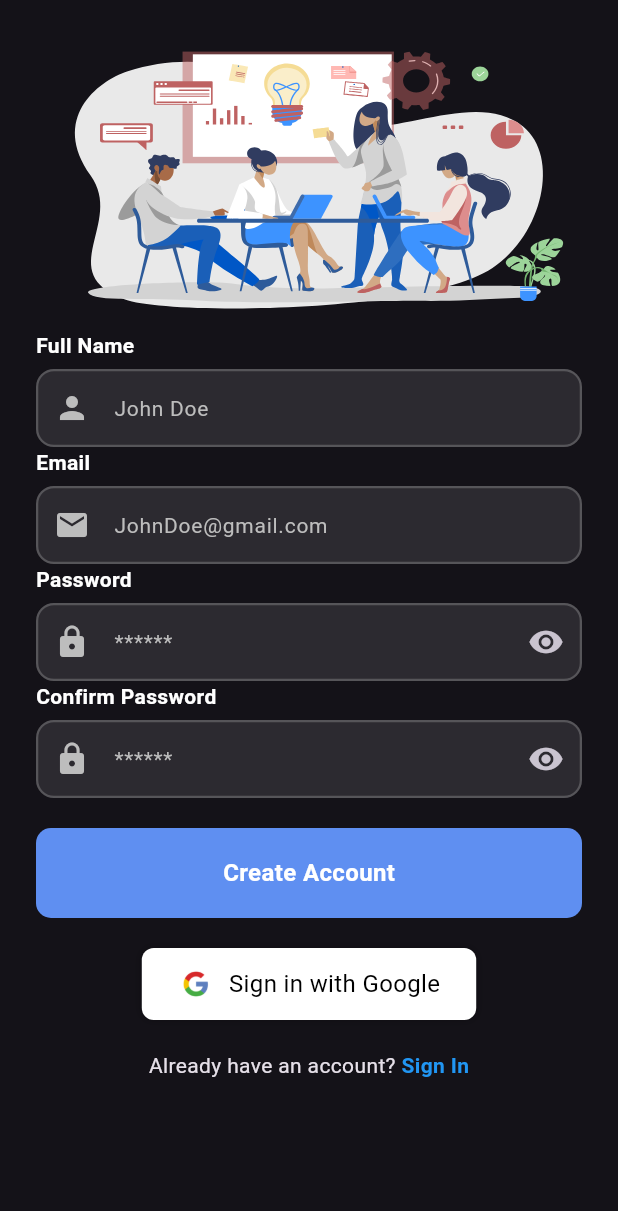
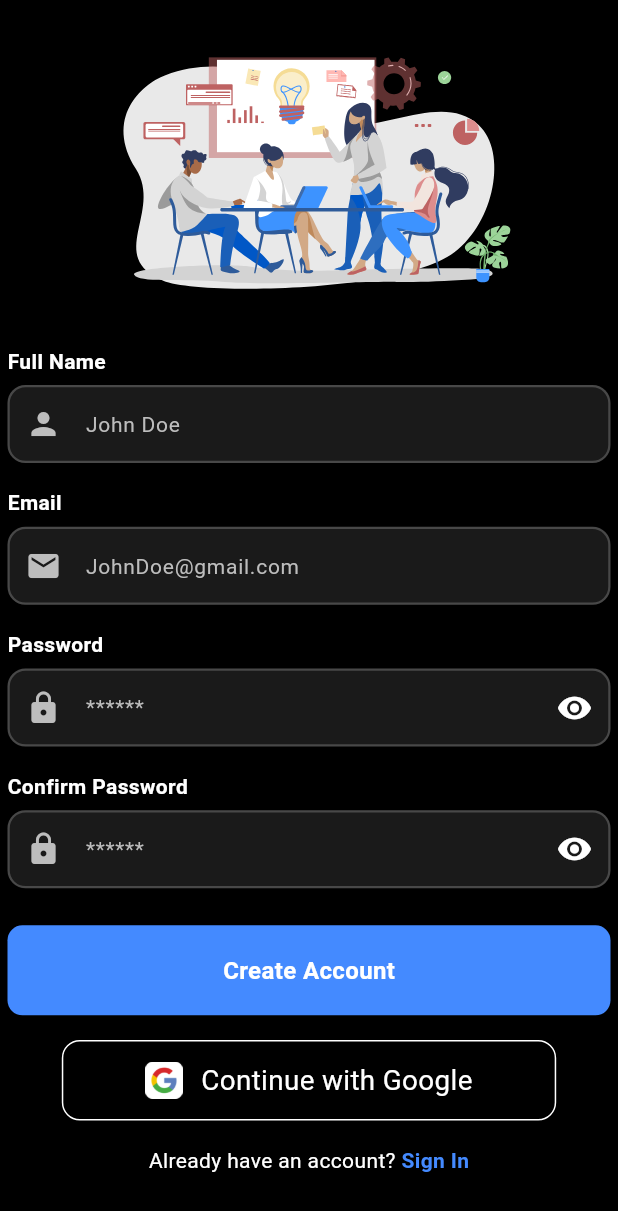
Before and after one commit to dhvani062000/Flutter, a Flutter app: the screen it shows after launch, after a tap on "Login", after a tap on "Sign up", on a phone screen of 412 x 824 dp. Shown: the top 1211 px of the screen. Run offline on Flutter 3.47's test engine with Material 3 defaults, Android fonts, the phone set to English and light mode, and no system bars; our stand-ins replace carousel_slider, firebase_auth, firebase_core, get, google_nav_bar, google_sign_in and 5 more; accounts and stored records are empty.

Commit message:
update signin_screen.dart & signup_screen.dart

```diff
--- a/lib/screen/auth/signin_screen.dart
+++ b/lib/screen/auth/signin_screen.dart
@@ -4,12 +4,12 @@ import 'package:get/get.dart';
 import 'package:google_sign_in/google_sign_in.dart';
 import 'package:lottie/lottie.dart';
 import 'package:shared_preferences/shared_preferences.dart';
+import 'package:task/constant/assets_constant.dart';
 import 'package:task/constant/color_constant.dart';
 import 'package:task/project_specific/bottom_navigation.dart';
 import 'package:task/project_specific/custom_button.dart';
 import 'package:task/project_specific/textformfiled.dart';
 import 'package:task/screen/auth/signup_screen.dart';
-import 'package:task/utils/auth_service.dart';
 
 class SigninScreen extends StatefulWidget {
   const SigninScreen({super.key});
@@ -22,43 +22,32 @@ class _SigninScreenState extends State<SigninScreen> {
   final _emailController = TextEditingController();
   final _passwordController = TextEditingController();
   final _formKey = GlobalKey<FormState>();
-  final AuthService _authService = AuthService();
   final FirebaseAuth _auth = FirebaseAuth.instance;
 
   bool _isLoading = false;
   bool _obscurePassword = true;
 
-  /// **Login with Email & Password**
   Future<void> _login() async {
     if (!_formKey.currentState!.validate()) return;
-
     setState(() => _isLoading = true);
-
     try {
-      User? user = await _authService.login(
-        _emailController.text.trim(),
-        _passwordController.text.trim(),
+      UserCredential userCredential = await _auth.signInWithEmailAndPassword(
+        email: _emailController.text.trim(),
+        password: _passwordController.text.trim(),
       );
 
-      if (user != null) {
       SharedPreferences prefs = await SharedPreferences.getInstance();
       await prefs.setBool("isLoggedIn", true);
-
       Get.offAll(() => const BottomNavigationBarExample());
-      } else {
-        _showErrorSnackbar("Invalid email or password");
-      }
     } on FirebaseAuthException catch (e) {
-      _showErrorSnackbar(_getFirebaseErrorMessage(e.code));
+      _showSnackbar(e.message ?? "Login failed");
     } finally {
       setState(() => _isLoading = false);
     }
   }
 
-  /// **Google Sign-In**
   Future<void> _signInWithGoogle() async {
     setState(() => _isLoading = true);
-
     try {
       final GoogleSignInAccount? googleUser = await GoogleSignIn().signIn();
       if (googleUser == null) {
@@ -72,57 +61,18 @@ class _SigninScreenState extends State<SigninScreen> {
         idToken: googleAuth.idToken,
       );
 
-      UserCredential userCredential = await _auth.signInWithCredential(credential);
-      if (userCredential.user != null) {
+      await _auth.signInWithCredential(credential);
       SharedPreferences prefs = await SharedPreferences.getInstance();
       await prefs.setBool("isLoggedIn", true);
       Get.offAll(() => const BottomNavigationBarExample());
-      }
     } catch (e) {
-      _showErrorSnackbar("Google Sign-In failed. Try again.");
+      _showSnackbar("Google Sign-In failed. Try again.");
     } finally {
       setState(() => _isLoading = false);
     }
   }
 
-  /// **Forgot Password?**
-  Future<void> _forgotPassword() async {
-    if (_emailController.text.isEmpty) {
-      _showErrorSnackbar("Enter your email to reset password.");
-      return;
-    }
-
-    try {
-      await _auth.sendPasswordResetEmail(email: _emailController.text.trim());
-      Get.snackbar(
-        "Password Reset",
-        "A password reset link has been sent to your email.",
-        snackPosition: SnackPosition.BOTTOM,
-        backgroundColor: Colors.green,
-        colorText: Colors.white,
-      );
-    } catch (e) {
-      _showErrorSnackbar("Failed to send reset email. Try again.");
-    }
-  }
-
-  /// **Error Handling**
-  String _getFirebaseErrorMessage(String errorCode) {
-    switch (errorCode) {
-      case 'user-not-found':
-        return "No user found with this email.";
-      case 'wrong-password':
-        return "Incorrect password.";
-      case 'network-request-failed':
-        return "Check your internet connection.";
-      case 'too-many-requests':
-        return "Too many login attempts. Try later.";
-      default:
-        return "An error occurred. Please try again.";
-    }
-  }
-
-  void _showErrorSnackbar(String message) {
+  void _showSnackbar(String message) {
     Get.snackbar(
       "Error",
       message,
@@ -135,101 +85,106 @@ class _SigninScreenState extends State<SigninScreen> {
   @override
   Widget build(BuildContext context) {
     return Scaffold(
+      backgroundColor: Colors.black,
       body: SafeArea(
         child: Column(
           children: [
+            /// **Animation**
             SizedBox(
-              height: 250,
+              height: Get.height * 0.28,
               child: Lottie.asset(
                 'assets/images/animations.json',
-                width: 400,
-                fit: BoxFit.fill,
+                width: Get.width * 0.7,
+                fit: BoxFit.contain,
               ),
             ),
             Expanded(
               child: SingleChildScrollView(
-                padding: const EdgeInsets.all(16.0),
+                padding: const EdgeInsets.symmetric(horizontal: 5),
                 child: Form(
                   key: _formKey,
                   child: Column(
-                    crossAxisAlignment: CrossAxisAlignment.start,
                     children: [
+                      /// **Email Input**
                       CustomTextField(
                         controller: _emailController,
                         title: 'Email',
-                        hintText: 'JohnDoe@gmail.com',
+                        hintText: 'Enter your email',
                         prefixIcon: Icons.email,
                         validator: (value) => value!.isEmpty ? "Enter a valid email" : null,
                       ),
-                      const SizedBox(height: 20),
+                      SizedBox(height: Get.height * 0.02), // Added spacing
+
+                      /// **Password Input**
                       CustomTextField(
                         controller: _passwordController,
                         title: 'Password',
-                        hintText: '******',
+                        hintText: 'Enter your password',
                         obscureText: _obscurePassword,
                         prefixIcon: Icons.lock,
                         suffixIcon: IconButton(
-                          icon: Icon(_obscurePassword ? Icons.visibility : Icons.visibility_off),
+                          icon: Icon(
+                            _obscurePassword ? Icons.visibility : Icons.visibility_off,
+                            color: Colors.white,
+                          ),
                           onPressed: () => setState(() => _obscurePassword = !_obscurePassword),
                         ),
                         validator: (value) => value!.length < 6 ? "Password must be at least 6 characters" : null,
                       ),
-                      Align(
-                        alignment: Alignment.centerRight,
-                        child: TextButton(
-                          onPressed: _forgotPassword,
-                          child: const Text(
-                            "Forgot Password?",
-                            style: TextStyle(color: Colors.blue, fontWeight: FontWeight.bold),
+                      SizedBox(height: Get.height * 0.03), // Added spacing
+
+                      /// **Login Button**
+                      CustomElevatedButton(
+                        text: _isLoading ? "Loading..." : "Login",
+                        backgroundColor: Colors.blueAccent,
+                        onPressed: _isLoading ? () {} : _login,
                       ),
+                      SizedBox(height: Get.height * 0.02), // Added spacing
+
+                      /// **Google Sign-In Button**
+                      GestureDetector(
+                        onTap: _signInWithGoogle,
+                        child: Container(
+                          width: Get.width * 0.8,
+                          padding: EdgeInsets.symmetric(vertical: Get.height * 0.015),
+                          decoration: BoxDecoration(
+                            color: Colors.black,
+                            border: Border.all(color: Colors.white, width: 1),
+                            borderRadius: BorderRadius.circular(12),
                           ),
+                          child: Row(
+                            mainAxisAlignment: MainAxisAlignment.center,
+                            children: [
+                              Image.asset(AssetConstant.google, height: Get.height * 0.03),
+                              SizedBox(width: Get.width * 0.03),
+                              Text(
+                                "Continue with Google",
+                                style: TextStyle(color: Colors.white, fontSize: Get.width * 0.045),
                               ),
                             ],
                           ),
                         ),
                       ),
+                      SizedBox(height: Get.height * 0.02), // Added spacing
+
+                      /// **Sign Up Link**
+                      Row(
+                        mainAxisAlignment: MainAxisAlignment.center,
+                        children: [
+                          const Text("Don't have an account? ", style: TextStyle(color: Colors.white)),
+                          GestureDetector(
+                            onTap: () => Get.to(() => const SignupScreen()),
+                            child: const Text(
+                              "Sign up",
+                              style: TextStyle(color: Colors.blueAccent, fontWeight: FontWeight.bold),
                             ),
-            Padding(
-              padding: const EdgeInsets.all(16.0),
-              child: Column(
-                children: [
-                  CustomElevatedButton(
-                    text: _isLoading ? "Loading..." : "Login",
-                    backgroundColor: ColorConstant.primary,
-                    onPressed: _isLoading ? (){} : _login,
                           ),
-                  const SizedBox(height: 10),
-                  GestureDetector(
-                    onTap: _signInWithGoogle,
-                    child: Container(
-                      padding: const EdgeInsets.symmetric(vertical: 12, horizontal: 24),
-                      decoration: BoxDecoration(
-                        color: Colors.white,
-                        borderRadius: BorderRadius.circular(8),
-                        boxShadow: [BoxShadow(color: Colors.black26, blurRadius: 4)],
+                        ],
                       ),
-                      child: Row(
-                        mainAxisSize: MainAxisSize.min,
-                        children: [
-                          Image.asset('assets/images/google_icon.png', height: 24),
-                          const SizedBox(width: 10),
-                          Text("Sign in with Google", style: TextStyle(color: ColorConstant.blackColor)),
+                      SizedBox(height: Get.height * 0.03), // Added spacing
                     ],
                   ),
                 ),
-                  ),
-                  const SizedBox(height: 10),
-                  Row(
-                    mainAxisAlignment: MainAxisAlignment.center,
-                    children: [
-                      const Text("Don't have an account? "),
-                      GestureDetector(
-                        onTap: () => Get.to(() => const SignupScreen()),
-                        child: const Text("Sign up", style: TextStyle(color: Colors.blue, fontWeight: FontWeight.bold)),
-                      ),
-                    ],
-                  ),
-                ],
               ),
             ),
           ],
--- a/lib/screen/auth/signup_screen.dart
+++ b/lib/screen/auth/signup_screen.dart
@@ -8,7 +8,6 @@ import 'package:task/constant/assets_constant.dart';
 import 'package:task/constant/color_constant.dart';
 import 'package:task/project_specific/bottom_navigation.dart';
 import 'package:task/project_specific/custom_button.dart';
-import 'package:task/project_specific/text_theme.dart';
 import 'package:task/project_specific/textformfiled.dart';
 import 'package:task/screen/auth/signin_screen.dart';
 
@@ -31,7 +30,6 @@ class _SignupScreenState extends State<SignupScreen> {
   bool _obscurePassword = true;
   bool _obscureConfirmPassword = true;
 
-  /// **Sign Up Function**
   Future<void> _signup() async {
     if (!_formKey.currentState!.validate()) return;
     setState(() => _isLoading = true);
@@ -53,7 +51,7 @@ class _SignupScreenState extends State<SignupScreen> {
         Get.offAll(() => const BottomNavigationBarExample());
       }
     } on FirebaseAuthException catch (e) {
-      _showErrorSnackbar(_getFirebaseErrorMessage(e.code));
+      _showErrorSnackbar(e.message ?? "Signup failed");
     } finally {
       setState(() => _isLoading = false);
     }
@@ -66,7 +64,7 @@ class _SignupScreenState extends State<SignupScreen> {
       final GoogleSignInAccount? googleUser = await GoogleSignIn().signIn();
       if (googleUser == null) {
         setState(() => _isLoading = false);
-        return; // User canceled login
+        return;
       }
 
       final GoogleSignInAuthentication googleAuth = await googleUser.authentication;
@@ -84,32 +82,12 @@ class _SignupScreenState extends State<SignupScreen> {
         Get.offAll(() => const BottomNavigationBarExample());
       }
     } on FirebaseAuthException catch (e) {
-      _showErrorSnackbar(_getFirebaseErrorMessage(e.code));
-    } catch (e) {
-      _showErrorSnackbar("Google Sign-In failed. Try again.");
+      _showErrorSnackbar(e.message ?? "Google Sign-In failed");
     } finally {
       setState(() => _isLoading = false);
     }
   }
 
-
-  /// **Firebase Error Messages**
-  String _getFirebaseErrorMessage(String errorCode) {
-    switch (errorCode) {
-      case 'email-already-in-use':
-        return "This email is already in use.";
-      case 'weak-password':
-        return "Password must be at least 6 characters.";
-      case 'invalid-email':
-        return "Invalid email format.";
-      case 'network-request-failed':
-        return "Check your internet connection.";
-      default:
-        return "An error occurred. Please try again.";
-    }
-  }
-
-  /// **Snackbar for Errors**
   void _showErrorSnackbar(String message) {
     Get.snackbar(
       "Error",
@@ -123,20 +101,23 @@ class _SignupScreenState extends State<SignupScreen> {
   @override
   Widget build(BuildContext context) {
     return Scaffold(
+      backgroundColor: Colors.black,
       body: SafeArea(
-        child: SingleChildScrollView(
-          padding: const EdgeInsets.symmetric(horizontal: 24, vertical: 20),
         child: Column(
           children: [
+            /// **Animation**
             SizedBox(
-                height: 200,
+              height: Get.height * 0.28,
               child: Lottie.asset(
                 'assets/images/animations.json',
-                  width: 400,
-                  fit: BoxFit.fill,
+                width: Get.width * 0.7,
+                fit: BoxFit.contain,
               ),
             ),
-              Form(
+            Expanded(
+              child: SingleChildScrollView(
+                padding: const EdgeInsets.symmetric(horizontal: 5),
+                child: Form(
                   key: _formKey,
                   child: Column(
                     children: [
@@ -147,6 +128,8 @@ class _SignupScreenState extends State<SignupScreen> {
                         prefixIcon: Icons.person,
                         validator: (value) => value!.isEmpty ? "Enter your full name" : null,
                       ),
+                      SizedBox(height: Get.height * 0.02),
+
                       CustomTextField(
                         controller: _emailController,
                         title: "Email",
@@ -154,6 +137,8 @@ class _SignupScreenState extends State<SignupScreen> {
                         prefixIcon: Icons.email,
                         validator: (value) => value!.isEmpty || !value.contains("@") ? "Enter a valid email" : null,
                       ),
+                      SizedBox(height: Get.height * 0.02),
+
                       CustomTextField(
                         controller: _passwordController,
                         title: "Password",
@@ -161,11 +146,13 @@ class _SignupScreenState extends State<SignupScreen> {
                         obscureText: _obscurePassword,
                         prefixIcon: Icons.lock,
                         suffixIcon: IconButton(
-                        icon: Icon(_obscurePassword ? Icons.visibility : Icons.visibility_off),
+                          icon: Icon(_obscurePassword ? Icons.visibility : Icons.visibility_off, color: Colors.white),
                           onPressed: () => setState(() => _obscurePassword = !_obscurePassword),
                         ),
                         validator: (value) => value!.length < 6 ? "Password must be at least 6 characters" : null,
                       ),
+                      SizedBox(height: Get.height * 0.02),
+
                       CustomTextField(
                         controller: _confirmPasswordController,
                         title: "Confirm Password",
@@ -173,57 +160,65 @@ class _SignupScreenState extends State<SignupScreen> {
                         obscureText: _obscureConfirmPassword,
                         prefixIcon: Icons.lock,
                         suffixIcon: IconButton(
-                        icon: Icon(_obscureConfirmPassword ? Icons.visibility : Icons.visibility_off),
+                          icon: Icon(_obscureConfirmPassword ? Icons.visibility : Icons.visibility_off, color: Colors.white),
                           onPressed: () => setState(() => _obscureConfirmPassword = !_obscureConfirmPassword),
                         ),
                         validator: (value) => value != _passwordController.text ? "Passwords do not match" : null,
                       ),
-                    const SizedBox(height: 20),
-                    _isLoading
-                        ? const CircularProgressIndicator()
-                        : CustomElevatedButton(
-                      text: "Create Account",
-                      backgroundColor: ColorConstant.primary,
-                      onPressed: _signup,
+                      SizedBox(height: Get.height * 0.03),
+
+                      CustomElevatedButton(
+                        text: _isLoading ? "Loading..." : "Create Account",
+                        backgroundColor: Colors.blueAccent,
+                        onPressed: _isLoading ? () {} : _signup,
                       ),
-                    const SizedBox(height: 20),
+                      SizedBox(height: Get.height * 0.02),
+
+                      /// **Google Sign-In Button**
                       GestureDetector(
                         onTap: _signInWithGoogle,
                         child: Container(
-                        padding: const EdgeInsets.symmetric(vertical: 12, horizontal: 24),
+                          width: Get.width * 0.8,
+                          padding: EdgeInsets.symmetric(vertical: Get.height * 0.015),
                           decoration: BoxDecoration(
-                          color: Colors.white,
-                          borderRadius: BorderRadius.circular(8),
-                          boxShadow: [BoxShadow(color: Colors.black26, blurRadius: 4)],
+                            color: Colors.black,
+                            border: Border.all(color: Colors.white, width: 1),
+                            borderRadius: BorderRadius.circular(12),
                           ),
                           child: Row(
-                          mainAxisSize: MainAxisSize.min,
+                            mainAxisAlignment: MainAxisAlignment.center,
                             children: [
-                            Image.asset(AssetConstant.google, height: 24),
-                            const SizedBox(width: 10),
-                            Text("Sign in with Google", style: AppTextTheme.regular.copyWith(color: ColorConstant.blackColor)),
+                              Image.asset(AssetConstant.google, height: Get.height * 0.03),
+                              SizedBox(width: Get.width * 0.03),
+                              Text(
+                                "Continue with Google",
+                                style: TextStyle(color: Colors.white, fontSize: Get.width * 0.045),
+                              ),
                             ],
                           ),
                         ),
                       ),
-                    const SizedBox(height: 20),
+                      SizedBox(height: Get.height * 0.02),
+
                       Row(
                         mainAxisAlignment: MainAxisAlignment.center,
                         children: [
-                        const Text("Already have an account? "),
+                          const Text("Already have an account? ", style: TextStyle(color: Colors.white)),
                           GestureDetector(
                             onTap: () => Get.to(() => const SigninScreen()),
-                          child: const Text("Sign In", style: TextStyle(color: Colors.blue, fontWeight: FontWeight.bold)),
+                            child: const Text("Sign In", style: TextStyle(color: Colors.blueAccent, fontWeight: FontWeight.bold)),
                           ),
                         ],
                       ),
+                      SizedBox(height: Get.height * 0.03),
                     ],
+                  ),
+                ),
               ),
             ),
           ],
         ),
       ),
-      ),
     );
   }
 }
```
Lines whose indentation alone changed are shown as unchanged.
